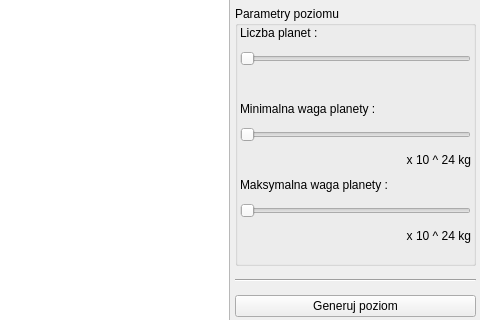
The window that mainwindow.ui (quetz05/pszt) describes before a commit, drawn with Qt 5; both pictures show x 570 to 1050 and y 163 to 483 of the 1050 by 600 pixel window.
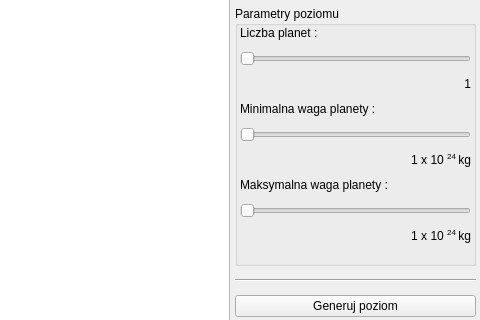
The same window after the commit.

Commit message: ui works, level gen

The edit to the form file:
```diff
--- a/mainwindow.ui
+++ b/mainwindow.ui
@@ -176,7 +176,7 @@
             </sizepolicy>
            </property>
            <property name="text">
-            <string/>
+            <string>1</string>
            </property>
            <property name="alignment">
             <set>Qt::AlignRight|Qt::AlignTrailing|Qt::AlignVCenter</set>
@@ -218,7 +218,7 @@
             </sizepolicy>
            </property>
            <property name="text">
-            <string>x 10 ^ 24 kg</string>
+            <string>1 x 10 &lt;sup&gt;24 &lt;/sup&gt; kg</string>
            </property>
            <property name="alignment">
             <set>Qt::AlignRight|Qt::AlignTrailing|Qt::AlignVCenter</set>
@@ -263,7 +263,7 @@
             </sizepolicy>
            </property>
            <property name="text">
-            <string>x 10 ^ 24 kg</string>
+            <string>1 x 10 &lt;sup&gt; 24 &lt;/sup&gt; kg</string>
            </property>
            <property name="alignment">
             <set>Qt::AlignRight|Qt::AlignTrailing|Qt::AlignVCenter</set>
```
The commit also changes 3 other files.
